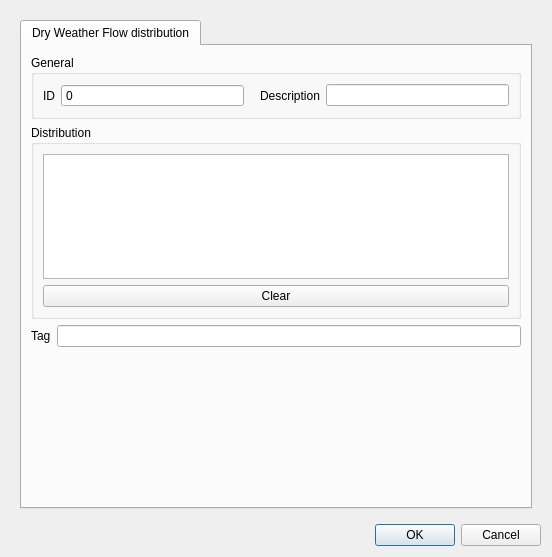
nens/threedi-schematisation-editor, file threedi_schematisation_editor/forms/ui/dry_weather_flow_distribution.ui: the form before one commit.
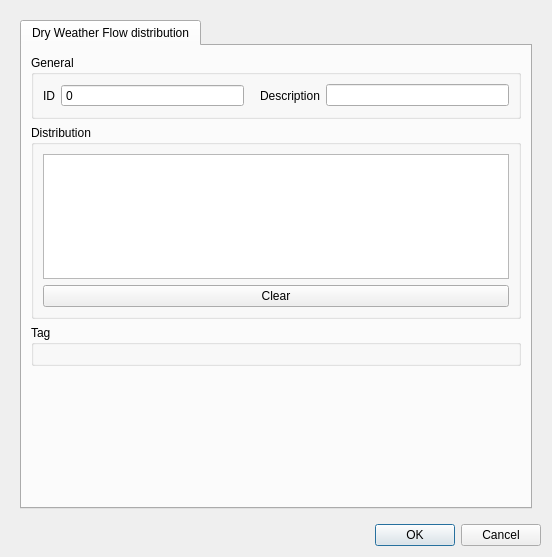
The form after the commit.

Commit message: Added edit functionality for the tag references.

The edit to the form file:
```diff
--- a/threedi_schematisation_editor/forms/ui/dry_weather_flow_distribution.ui
+++ b/threedi_schematisation_editor/forms/ui/dry_weather_flow_distribution.ui
@@ -155,27 +155,6 @@
              </property>
             </spacer>
            </item>
-           <item row="2" column="0">
-            <layout class="QHBoxLayout" name="horizontalLayout_2">
-             <property name="bottomMargin">
-              <number>0</number>
-             </property>
-             <item>
-              <widget class="QLabel" name="label_42">
-               <property name="text">
-                <string>Tag</string>
-               </property>
-              </widget>
-             </item>
-             <item>
-              <widget class="QLineEdit" name="tag_descriptions">
-               <property name="readOnly">
-                <bool>true</bool>
-               </property>
-              </widget>
-             </item>
-            </layout>
-           </item>
            <item row="1" column="0">
             <widget class="QGroupBox" name="grp_distribution">
              <property name="locale">
@@ -238,6 +217,24 @@
              </layout>
             </widget>
            </item>
+           <item row="2" column="0">
+            <widget class="QGroupBox" name="grp_tag">
+             <property name="font">
+              <font>
+               <weight>50</weight>
+               <bold>false</bold>
+              </font>
+             </property>
+             <property name="title">
+              <string>Tag</string>
+             </property>
+             <layout class="QGridLayout" name="gridLayout_16">
+              <item row="0" column="0" colspan="2">
+               <layout class="QHBoxLayout" name="tags_layout"/>
+              </item>
+             </layout>
+            </widget>
+           </item>
           </layout>
          </widget>
         </widget>
```
The commit also changes 25 other files.
